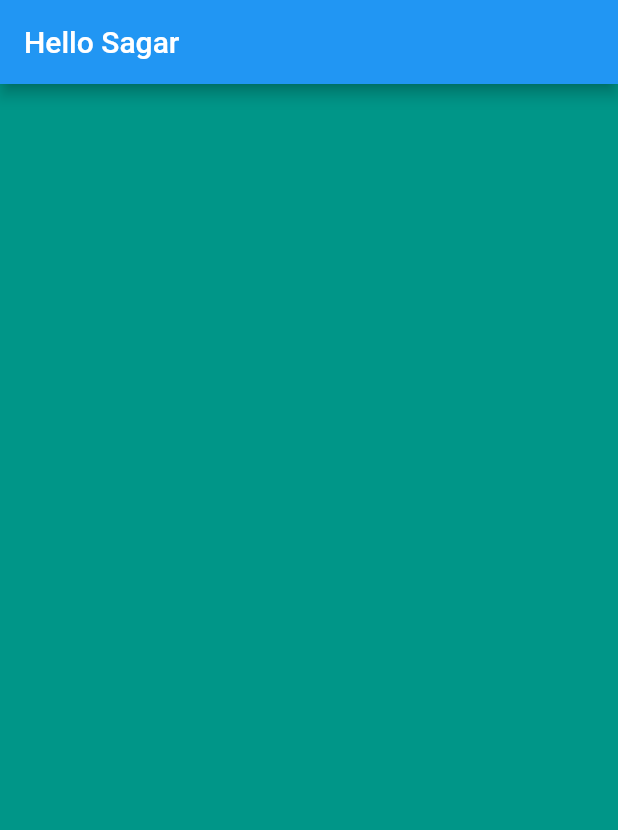
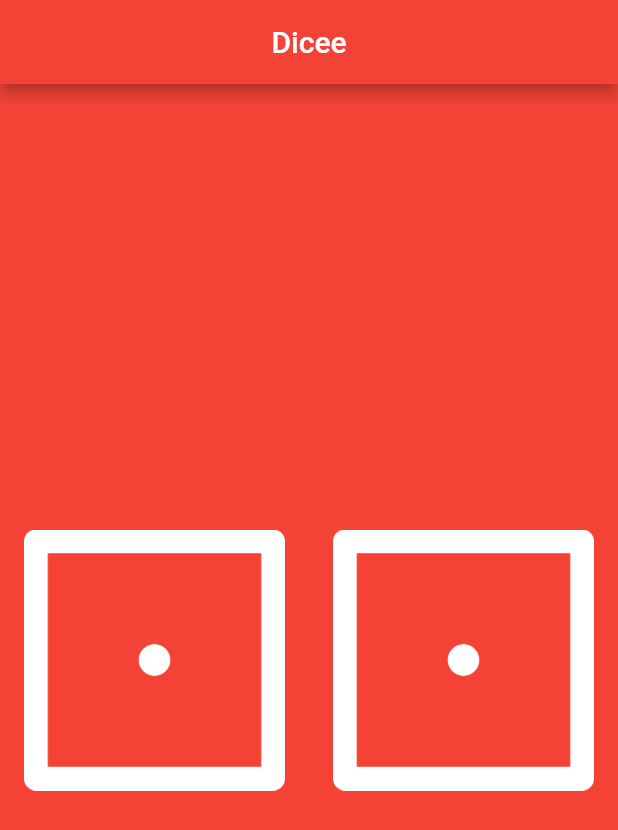
Before and after one commit to Sagar123Kumar/project_Dice, a Flutter app: the screen it shows after launch, on a phone screen of 412 x 824 dp. Shown: the top 830 px of the screen. Run offline on Flutter 3.47's test engine with Material 2 defaults, Android fonts, the phone set to English and light mode, and no system bars.

Commit message:
main.dart

```diff
--- a/lib/main.dart
+++ b/lib/main.dart
@@ -1,20 +1,69 @@
 import 'package:flutter/material.dart';
+import 'dart:math';
 
 void main() {
-  runApp(const MyApp());
+  runApp(
+    MaterialApp(
+      home: Scaffold(
+        backgroundColor: Colors.red,
+        appBar: AppBar(
+          title: const Center(
+            child: Text('Dicee'),
+          ),
+          backgroundColor: Colors.red,
+        ),
+        body: const DicePage(),
+      ),
+    ),
+  );
 }
 
-class MyApp extends StatelessWidget {
-  const MyApp({Key? key}) : super(key: key);
+class DicePage extends StatefulWidget {
+  const DicePage({super.key});
+
+  @override
+  State<DicePage> createState() => _DicePageState();
+}
+
+class _DicePageState extends State<DicePage> {
+  int leftDiceNumber = 1;
+  int rightDiceNumber = 1;
+
+  void changeDiceFace() {
+    setState(() {
+      leftDiceNumber = Random().nextInt(6) + 1;
+      rightDiceNumber = Random().nextInt(6) + 1;
+    });
+  }
 
   @override
   Widget build(BuildContext context) {
-    return MaterialApp(
-      home: Scaffold(
-        backgroundColor: Colors.teal,
-        appBar: AppBar(
-          title: Text("Hello Sagar"),
-        ),
+    return Center(
+      child: Row(
+        children: <Widget>[
+          Expanded(
+            child: Padding(
+              padding: const EdgeInsets.all(8.0),
+              child: TextButton(
+                onPressed: () {
+                  changeDiceFace();
+                },
+                child: Image.asset('assets/images/dice$leftDiceNumber.png'),
+              ),
+            ),
+          ),
+          Expanded(
+            child: Padding(
+              padding: const EdgeInsets.all(8.0),
+              child: TextButton(
+                onPressed: () {
+                  changeDiceFace();
+                },
+                child: Image.asset('assets/images/dice$rightDiceNumber.png'),
+              ),
+            ),
+          ),
+        ],
       ),
     );
   }
```
Also changed, not shown: assets/images/dice1.png (added), assets/images/dice2.png (added), assets/images/dice3.png (added), assets/images/dice4.png (added), assets/images/dice5.png (added), assets/images/dice6.png (added), assets/images/for.jpg (deleted), assets/images/pic.png (deleted), assets/images/pre.jpg (deleted), 6 other files.
